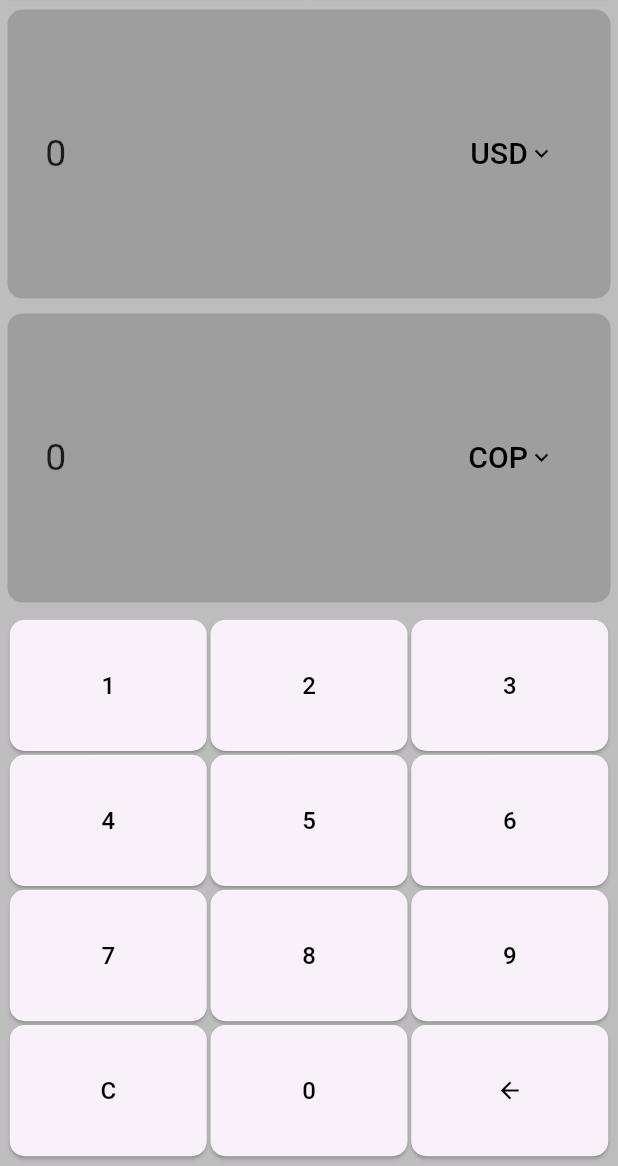
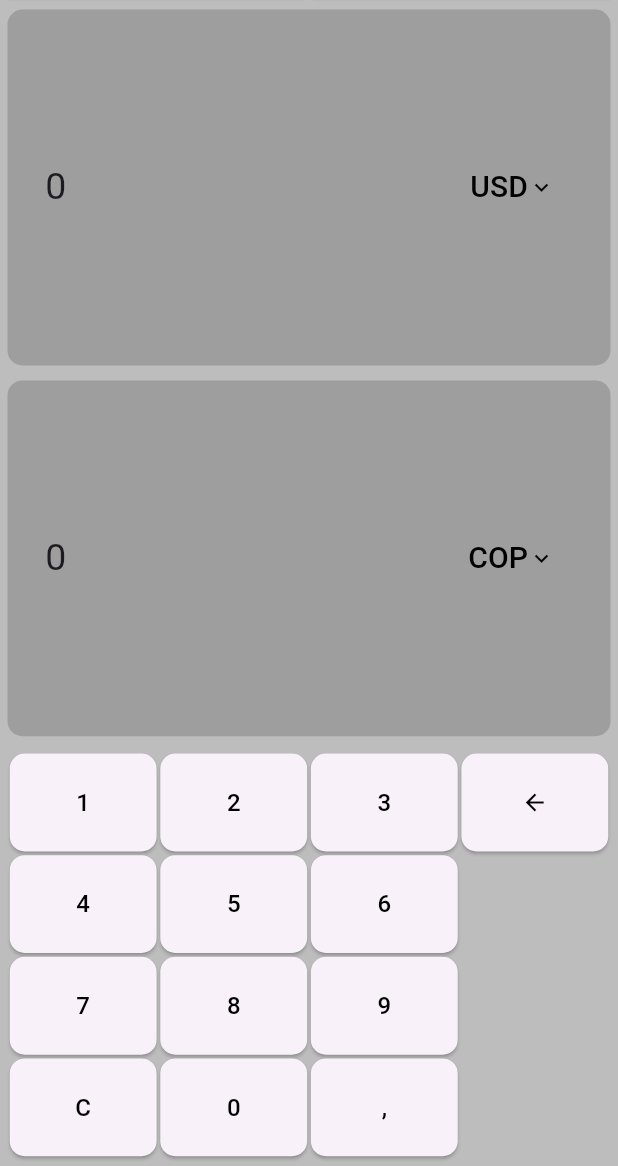
Before and after one commit to NatxCS/CurrencyCalculator, a Flutter app: the screen it shows after launch, on a phone screen of 412 x 824 dp, the part 70-1236 px from its top. Run offline on Flutter 3.47's test engine with Material 2 defaults, Android fonts, the phone set to English and light mode, and no system bars; our stand-ins replace dio.

Commit message:
Changed the formatting of the keyboard

```diff
--- a/lib/screens/converter_screen.dart
+++ b/lib/screens/converter_screen.dart
@@ -9,15 +9,18 @@ final List<String> buttons = [
   '1',
   '2',
   '3',
+  'back',
   '4',
   '5',
   '6',
+  '',
   '7',
   '8',
   '9',
+  '',
   'C',
   '0',
-  'back',
+  ',',
 ];
 
 class Converter extends StatefulWidget {
@@ -102,7 +105,7 @@ class ConverterState extends State<Converter> {
             color: Colors.grey[400],
             child: GridView.builder(
               gridDelegate: const SliverGridDelegateWithFixedCrossAxisCount(
-                crossAxisCount: 3, // Number of columns
+                crossAxisCount: 4, // Number of columns
                 childAspectRatio: 1.5,
                 crossAxisSpacing: 2.5,
                 mainAxisSpacing: 2.5,
@@ -115,6 +118,8 @@ class ConverterState extends State<Converter> {
                   return customButton('back', onPressed: () => onCustomButtonPressed('back'));
                 } else if(buttons[index] == 'C') {
                   return customButton('C',onPressed: () => onCustomButtonPressed('C'));
+                }else if(buttons[index] == ''){
+                  return const SizedBox();
                 }else{
                   return customButton(buttons[index], onPressed: () => onCustomButtonPressed(buttons[index]));
                 }
```
